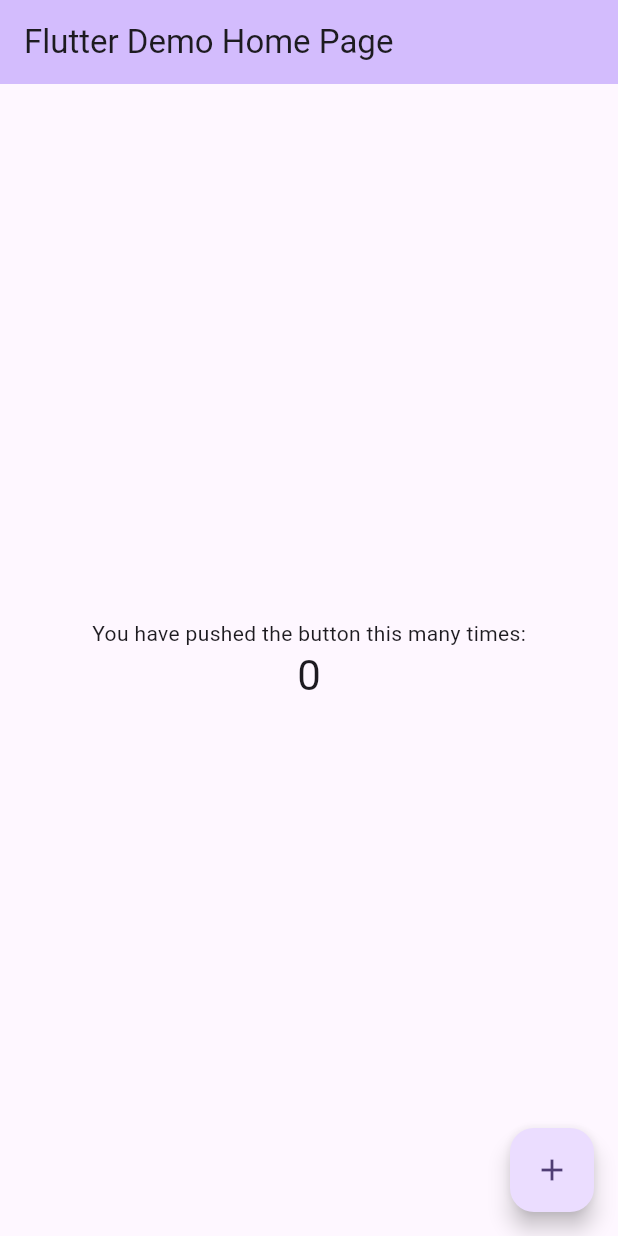
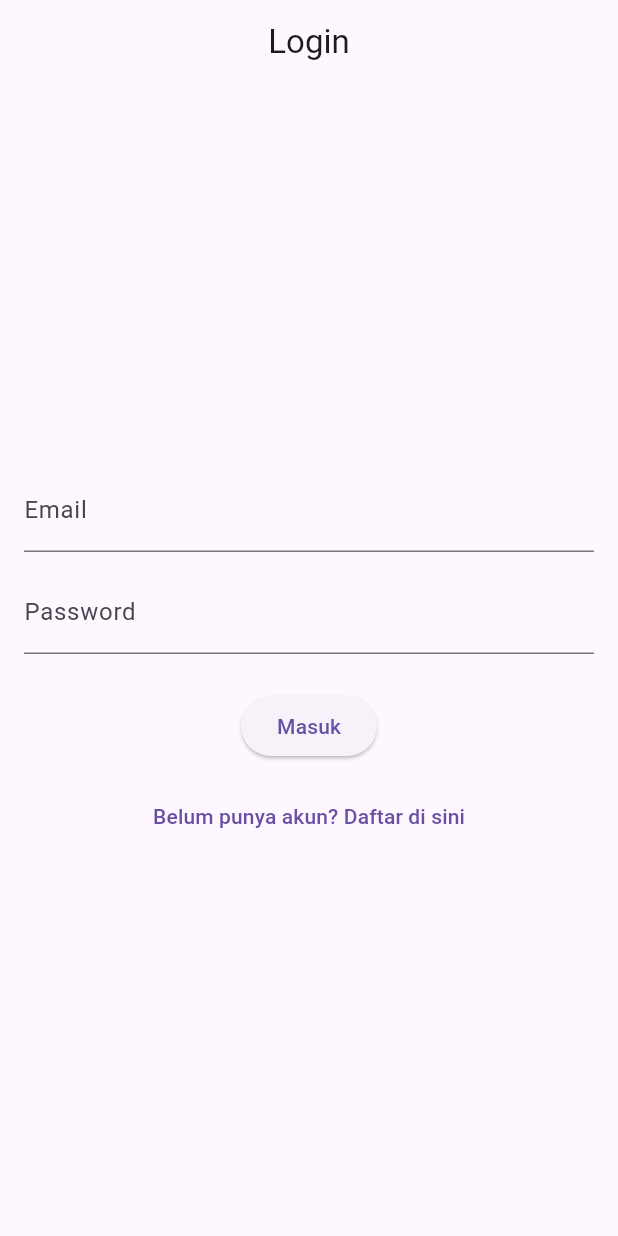
Before and after one commit to bayutp/b25_pg011_capstone_project, a Flutter app: the screen it shows after launch, on a phone screen of 412 x 824 dp. Run offline on Flutter 3.47's test engine with Material 3 defaults, Android fonts, the phone set to English and light mode, and no system bars; our stand-ins replace cloud_firestore, firebase_auth, firebase_core; accounts and stored records are empty.

Commit message:
feat: Add complete authentication flow with separate pages and username support

```diff
--- /dev/null
+++ b/lib/auth_wrapper.dart
@@ -0,0 +1,27 @@
+import 'package:b25_pg011_capstone_project/pages/home_page.dart';
+import 'package:b25_pg011_capstone_project/pages/login_pages.dart';
+import 'package:flutter/material.dart';
+import 'package:firebase_auth/firebase_auth.dart';
+
+
+class AuthWrapper extends StatelessWidget {
+  const AuthWrapper({super.key});
+
+  @override
+  Widget build(BuildContext context) {
+    return StreamBuilder<User?>(
+      stream: FirebaseAuth.instance.authStateChanges(),
+      builder: (context, snapshot) {
+        if (snapshot.connectionState == ConnectionState.waiting) {
+          return const Scaffold(
+            body: Center(child: CircularProgressIndicator()),
+          );
+        } else if (snapshot.hasData) {
+          return const HomePage();
+        } else {
+          return const LoginPage();
+        }
+      },
+    );
+  }
+}
--- a/lib/main.dart
+++ b/lib/main.dart
@@ -1,122 +1,27 @@
+import 'package:b25_pg011_capstone_project/auth_wrapper.dart';
 import 'package:flutter/material.dart';
+import 'package:firebase_core/firebase_core.dart';
+import 'firebase_options.dart'; // File yang dibuat oleh flutterfire configure
 
-void main() {
+void main() async {
+
+  WidgetsFlutterBinding.ensureInitialized();
+
+  await Firebase.initializeApp(
+    options: DefaultFirebaseOptions.currentPlatform,
+  );
+
   runApp(const MyApp());
 }
 
 class MyApp extends StatelessWidget {
   const MyApp({super.key});
 
-  // This widget is the root of your application.
   @override
   Widget build(BuildContext context) {
-    return MaterialApp(
-      title: 'Flutter Demo',
-      theme: ThemeData(
-        // This is the theme of your application.
-        //
-        // TRY THIS: Try running your application with "flutter run". You'll see
-        // the application has a purple toolbar. Then, without quitting the app,
-        // try changing the seedColor in the colorScheme below to Colors.green
-        // and then invoke "hot reload" (save your changes or press the "hot
-        // reload" button in a Flutter-supported IDE, or press "r" if you used
-        // the command line to start the app).
-        //
-        // Notice that the counter didn't reset back to zero; the application
-        // state is not lost during the reload. To reset the state, use hot
-        // restart instead.
-        //
-        // This works for code too, not just values: Most code changes can be
-        // tested with just a hot reload.
-        colorScheme: ColorScheme.fromSeed(seedColor: Colors.deepPurple),
-      ),
-      home: const MyHomePage(title: 'Flutter Demo Home Page'),
+    return const MaterialApp(
+
+      home: AuthWrapper(),
     );
   }
 }
-
-class MyHomePage extends StatefulWidget {
-  const MyHomePage({super.key, required this.title});
-
-  // This widget is the home page of your application. It is stateful, meaning
-  // that it has a State object (defined below) that contains fields that affect
-  // how it looks.
-
-  // This class is the configuration for the state. It holds the values (in this
-  // case the title) provided by the parent (in this case the App widget) and
-  // used by the build method of the State. Fields in a Widget subclass are
-  // always marked "final".
-
-  final String title;
-
-  @override
-  State<MyHomePage> createState() => _MyHomePageState();
-}
-
-class _MyHomePageState extends State<MyHomePage> {
-  int _counter = 0;
-
-  void _incrementCounter() {
-    setState(() {
-      // This call to setState tells the Flutter framework that something has
-      // changed in this State, which causes it to rerun the build method below
-      // so that the display can reflect the updated values. If we changed
-      // _counter without calling setState(), then the build method would not be
-      // called again, and so nothing would appear to happen.
-      _counter++;
-    });
-  }
-
-  @override
-  Widget build(BuildContext context) {
-    // This method is rerun every time setState is called, for instance as done
-    // by the _incrementCounter method above.
-    //
-    // The Flutter framework has been optimized to make rerunning build methods
-    // fast, so that you can just rebuild anything that needs updating rather
-    // than having to individually change instances of widgets.
-    return Scaffold(
-      appBar: AppBar(
-        // TRY THIS: Try changing the color here to a specific color (to
-        // Colors.amber, perhaps?) and trigger a hot reload to see the AppBar
-        // change color while the other colors stay the same.
-        backgroundColor: Theme.of(context).colorScheme.inversePrimary,
-        // Here we take the value from the MyHomePage object that was created by
-        // the App.build method, and use it to set our appbar title.
-        title: Text(widget.title),
-      ),
-      body: Center(
-        // Center is a layout widget. It takes a single child and positions it
-        // in the middle of the parent.
-        child: Column(
-          // Column is also a layout widget. It takes a list of children and
-          // arranges them vertically. By default, it sizes itself to fit its
-          // children horizontally, and tries to be as tall as its parent.
-          //
-          // Column has various properties to control how it sizes itself and
-          // how it positions its children. Here we use mainAxisAlignment to
-          // center the children vertically; the main axis here is the vertical
-          // axis because Columns are vertical (the cross axis would be
-          // horizontal).
-          //
-          // TRY THIS: Invoke "debug painting" (choose the "Toggle Debug Paint"
-          // action in the IDE, or press "p" in the console), to see the
-          // wireframe for each widget.
-          mainAxisAlignment: MainAxisAlignment.center,
-          children: <Widget>[
-            const Text('You have pushed the button this many times:'),
-            Text(
-              '$_counter',
-              style: Theme.of(context).textTheme.headlineMedium,
-            ),
-          ],
-        ),
-      ),
-      floatingActionButton: FloatingActionButton(
-        onPressed: _incrementCounter,
-        tooltip: 'Increment',
-        child: const Icon(Icons.add),
-      ), // This trailing comma makes auto-formatting nicer for build methods.
-    );
-  }
-}
--- /dev/null
+++ b/lib/pages/login_pages.dart
@@ -0,0 +1,63 @@
+import 'package:flutter/material.dart';
+import 'package:b25_pg011_capstone_project/services/auth_service.dart';
+import 'package:b25_pg011_capstone_project/pages/register_page.dart'; // Impor halaman register
+
+class LoginPage extends StatefulWidget {
+  const LoginPage({super.key});
+
+  @override
+  State<LoginPage> createState() => _LoginPageState();
+}
+
+class _LoginPageState extends State<LoginPage> {
+  final _emailController = TextEditingController();
+  final _passwordController = TextEditingController();
+  final AuthService _auth = AuthService();
+
+  @override
+  Widget build(BuildContext context) {
+    return Scaffold(
+      appBar: AppBar(
+        title: const Text('Login'),
+        centerTitle: true,
+      ),
+      body: Padding(
+        padding: const EdgeInsets.all(16.0),
+        child: Column(
+          mainAxisAlignment: MainAxisAlignment.center,
+          children: [
+            TextField(
+              controller: _emailController,
+              decoration: const InputDecoration(labelText: 'Email'),
+            ),
+            const SizedBox(height: 12),
+            TextField(
+              controller: _passwordController,
+              decoration: const InputDecoration(labelText: 'Password'),
+              obscureText: true,
+            ),
+            const SizedBox(height: 24),
+            ElevatedButton(
+              onPressed: () async {
+                await _auth.signInWithEmailAndPassword(
+                  _emailController.text,
+                  _passwordController.text,
+                );
+              },
+              child: const Text('Masuk'),
+            ),
+            const SizedBox(height: 12),
+            TextButton(
+              onPressed: () {
+                Navigator.of(context).push(
+                  MaterialPageRoute(builder: (context) => const RegisterPage()),
+                );
+              },
+              child: const Text('Belum punya akun? Daftar di sini'),
+            ),
+          ],
+        ),
+      ),
+    );
+  }
+}
--- /dev/null
+++ b/lib/services/auth_service.dart
@@ -0,0 +1,48 @@
+import 'package:firebase_auth/firebase_auth.dart';
+import 'package:cloud_firestore/cloud_firestore.dart';
+
+class AuthService {
+  final FirebaseAuth _auth = FirebaseAuth.instance;
+  final FirebaseFirestore _firestore = FirebaseFirestore.instance;
+
+  // Fungsi untuk mendaftar dengan email, password, dan username
+  Future<UserCredential?> registerWithEmailAndPassword(String email, String password, String username) async {
+    try {
+      UserCredential userCredential = await _auth.createUserWithEmailAndPassword(
+        email: email,
+        password: password,
+      );
+
+      // Simpan data pengguna (username) di Firestore
+      await _firestore.collection('users').doc(userCredential.user!.uid).set({
+        'username': username,
+        'email': email,
+        'createdAt': FieldValue.serverTimestamp(),
+      });
+
+      return userCredential;
+    } on FirebaseAuthException catch (e) {
+      print('Registrasi gagal: ${e.message}');
+      return null;
+    }
+  }
+
+  // Fungsi untuk masuk (login)
+  Future<UserCredential?> signInWithEmailAndPassword(String email, String password) async {
+    try {
+      UserCredential userCredential = await _auth.signInWithEmailAndPassword(
+        email: email,
+        password: password,
+      );
+      return userCredential;
+    } on FirebaseAuthException catch (e) {
+      print('Login gagal: ${e.message}');
+      return null;
+    }
+  }
+
+  // Fungsi untuk keluar (logout)
+  Future<void> signOut() async {
+    await _auth.signOut();
+  }
+}
--- a/pubspec.yaml
+++ b/pubspec.yaml
@@ -34,6 +34,9 @@ dependencies:
   # The following adds the Cupertino Icons font to your application.
   # Use with the CupertinoIcons class for iOS style icons.
   cupertino_icons: ^1.0.8
+  firebase_core: ^4.1.0
+  firebase_auth: ^6.0.2
+  cloud_firestore: ^6.0.1
 
 dev_dependencies:
   flutter_test:
```
Also changed, not shown: lib/pages/home_page.dart (added, +58 -0 lines), lib/pages/register_page.dart (added, +67 -0 lines), firebase.json (added), flutter_01.png (added), flutter_02.png (added), lib/firebase_options.dart (added), pubspec.lock, 17 other files.
